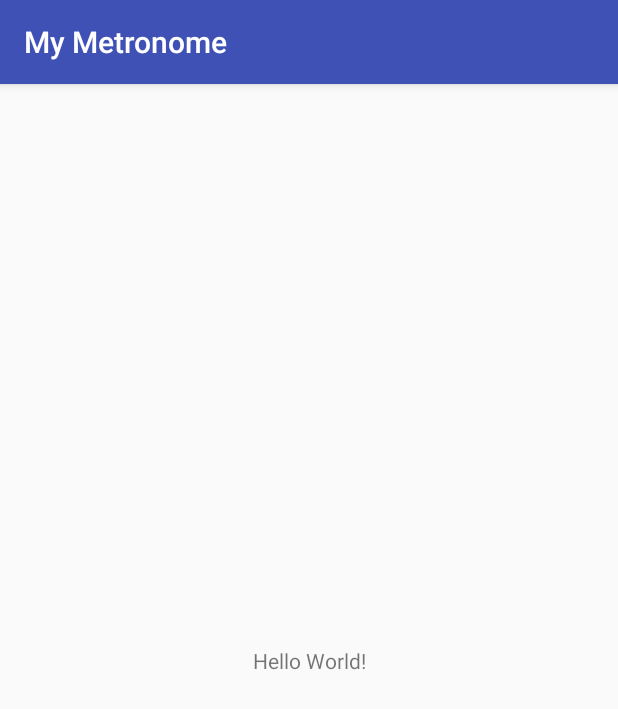
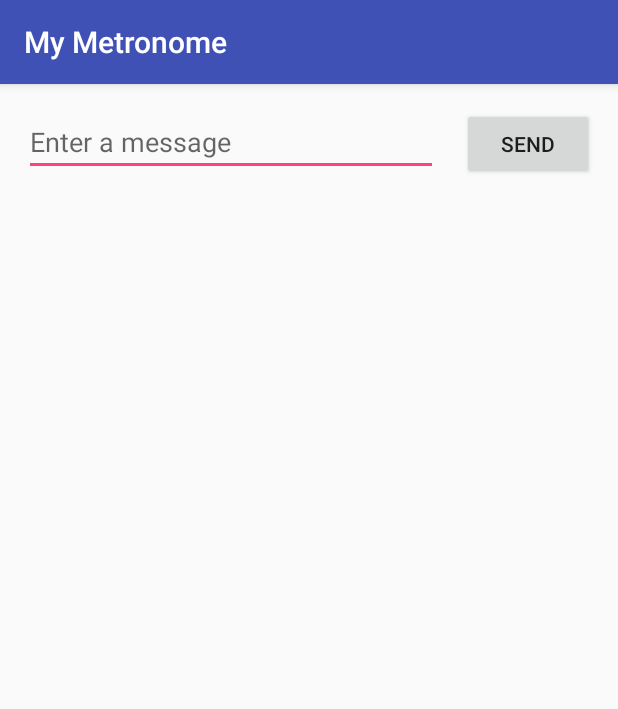
Before and after one commit to SeanBlair/metronomeApp, an Android app: the screen it shows after launch (MainActivity), on a phone screen of 412 x 824 dp. Shown: the top 709 px of the screen. Run offline under Robolectric (Android 15) with nearby library versions, the phone set to English and light mode, and no system bars.

Commit message:
Basic ui tutorial completed

```diff
--- a/app/src/main/res/layout/activity_main.xml
+++ b/app/src/main/res/layout/activity_main.xml
@@ -6,13 +6,27 @@
     android:layout_height="match_parent"
     tools:context="com.sean.mymetronome.MainActivity">
 
-    <TextView
+    <EditText
+        android:id="@+id/editText"
+        android:layout_width="0dp"
+        android:layout_height="wrap_content"
+        android:layout_marginTop="16dp"
+        android:ems="10"
+        android:hint="@string/edit_message"
+        android:inputType="textPersonName"
+        app:layout_constraintLeft_toLeftOf="parent"
+        app:layout_constraintTop_toTopOf="parent"
+        app:layout_constraintRight_toLeftOf="@+id/button"
+        android:layout_marginLeft="16dp" />
+
+    <Button
+        android:id="@+id/button"
         android:layout_width="wrap_content"
         android:layout_height="wrap_content"
-        android:text="Hello World!"
-        app:layout_constraintBottom_toBottomOf="parent"
-        app:layout_constraintLeft_toLeftOf="parent"
-        app:layout_constraintRight_toRightOf="parent"
-        app:layout_constraintTop_toTopOf="parent" />
-
+        android:layout_marginLeft="16dp"
+        android:layout_marginRight="16dp"
+        android:text="@string/button_send"
+        app:layout_constraintBaseline_toBaselineOf="@+id/editText"
+        app:layout_constraintLeft_toRightOf="@+id/editText"
+        app:layout_constraintRight_toRightOf="parent" />
 </android.support.constraint.ConstraintLayout>
--- a/app/src/main/res/values/strings.xml
+++ b/app/src/main/res/values/strings.xml
@@ -1,3 +1,5 @@
 <resources>
     <string name="app_name">My Metronome</string>
+    <string name="edit_message">Enter a message</string>
+    <string name="button_send">Send</string>
 </resources>
```
